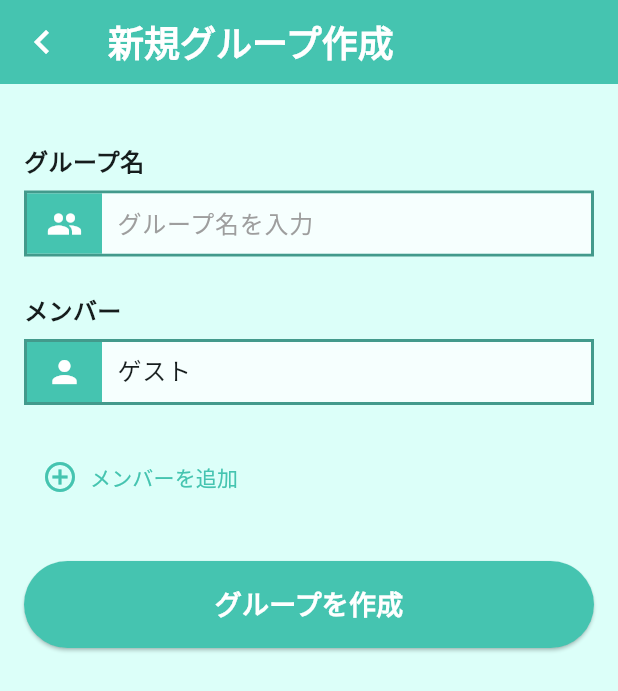
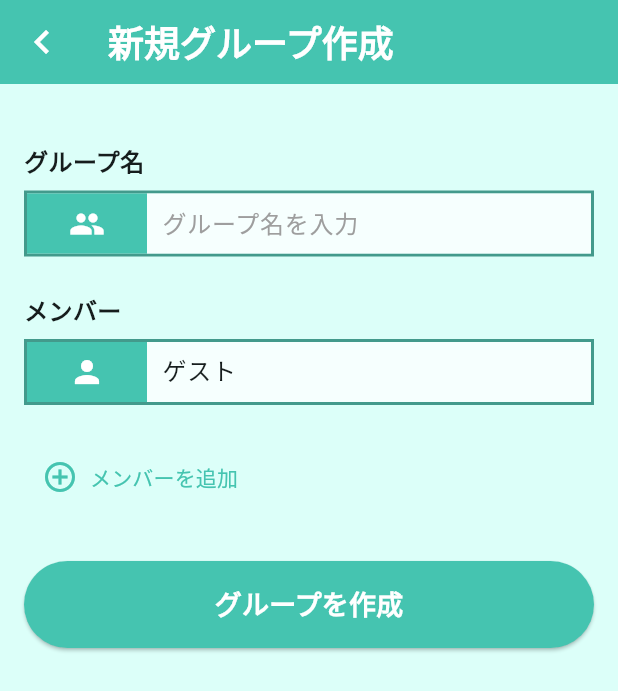
Before and after one commit to momomomomo0903/DrivePay, a Flutter app: the CreateGroupPage screen opened directly, on a phone screen of 412 x 824 dp. Shown: the top 691 px of the screen. Run offline on Flutter 3.47's test engine with Material 3 defaults, Android fonts, the phone set to English and light mode, and no system bars; our stand-ins replace cloud_firestore, firebase_auth, firebase_core, flutter_riverpod, geocoding, geolocator and 4 more; accounts and stored records are empty.

Commit message:
fix:inputtextのwidthを80に戻し、内容物が真ん中に来るようにした

```diff
--- a/lib/UI/component/input_text.dart
+++ b/lib/UI/component/input_text.dart
@@ -29,17 +29,19 @@ class InputText extends StatelessWidget {
         child: Row(
           children: [
             Container(
-              width: 50,
+              width: 80,
               height: 40,
               color: Color(0xFF45C4B0),
               padding: const EdgeInsets.all(8),
               alignment: Alignment.center,
+              child: Center(
                 child: icon != null
                   ? Icon(icon, color: Colors.white, size: 24)
                   : Text(
                       label!,
                       style: const TextStyle(color: Colors.white),
                       textAlign: TextAlign.center,
+                    ),
               ),
             ),
             Expanded(
```
Lines whose indentation alone changed are shown as unchanged.
